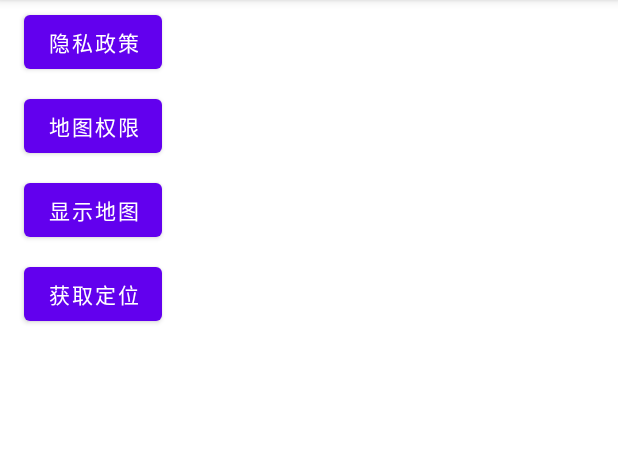
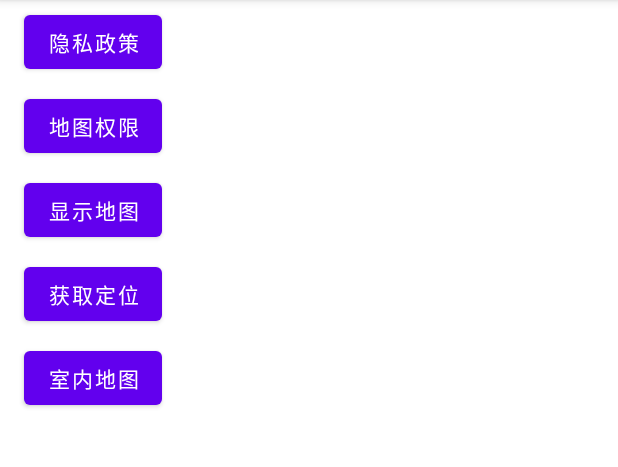
Before and after one commit to Smilekoko/kokoAndroidMap, an Android app: the screen it shows after launch (AMapActivity), on a phone screen of 412 x 824 dp, the part 84-551 px from its top. Run offline under Robolectric (Android 15) with nearby library versions, the phone set to English and light mode, and no system bars; libraries missing offline, so code that uses them is left out: com.amap.api; 4 statements that could not run were skipped.

Commit message:
feat：室内地点

```diff
--- a/amap/src/main/java/com/shiki/koko/amap/AMapActivity.kt
+++ b/amap/src/main/java/com/shiki/koko/amap/AMapActivity.kt
@@ -81,6 +81,12 @@ class AMapActivity : AppCompatActivity() {
             }
             startActivity(intent)
         }
+        binding.btnIndoorMap.setOnClickListener {
+            val intent = Intent(this, IndoorMapActivity::class.java).apply {
+//                putExtra("key", "MAP_TYPE_NORMAL")
+            }
+            startActivity(intent)
+        }
     }
 
     override fun onResume() {
--- a/amap/src/main/java/com/shiki/koko/amap/widget/IndoorFloorSwitchView.kt
+++ b/amap/src/main/java/com/shiki/koko/amap/widget/IndoorFloorSwitchView.kt
@@ -24,7 +24,8 @@ import android.widget.TextView
 import com.shiki.koko.amap.R
 
 /**
- * 楼层控制控件
+ * 楼层控制控件,sdk自带控件
+ * todo 可以看看怎么实现的,目前暂停
  */
 
 class IndoorFloorSwitchView : ScrollView {
--- a/amap/src/main/res/layout/activity_amap.xml
+++ b/amap/src/main/res/layout/activity_amap.xml
@@ -45,5 +45,14 @@
         android:text="获取定位"
         tools:ignore="HardcodedText" />
 
+    <Button
+        android:id="@+id/btn_indoor_map"
+        android:layout_width="wrap_content"
+        android:layout_height="wrap_content"
+        android:layout_marginHorizontal="16dp"
+        android:layout_marginVertical="4dp"
+        android:text="室内地图"
+        tools:ignore="HardcodedText" />
+
 
 </LinearLayout>
--- a/amap/src/main/res/layout/activity_indoor_map.xml
+++ b/amap/src/main/res/layout/activity_indoor_map.xml
@@ -7,7 +7,7 @@
     tools:context=".IndoorMapActivity">
 
     <com.amap.api.maps.MapView
-        android:id="@+id/map"
+        android:id="@+id/aMap"
         android:layout_width="match_parent"
         android:layout_height="match_parent" />
 
```
Also changed, not shown: amap/src/main/java/com/shiki/koko/amap/IndoorMapActivity.kt (+48 -1 lines).
